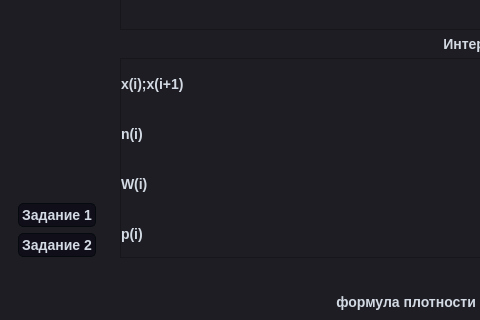
First picture: the form in interface.ui, repository T-LORE/tv_lr6, before the edit; both pictures show x 0 to 480 and y 204 to 524 of the 1151 by 867 pixel window.
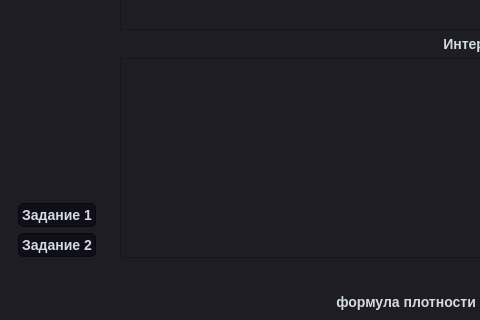
Second picture: the form after the edit. The open tabs and pages were chosen to show the change.

Commit message: Красивые таблички

What changed in the file:
```diff
--- a/interface.ui
+++ b/interface.ui
@@ -857,13 +857,13 @@
                  <bool>true</bool>
                 </attribute>
                 <attribute name="verticalHeaderVisible">
-                 <bool>true</bool>
+                 <bool>false</bool>
                 </attribute>
                 <attribute name="verticalHeaderDefaultSectionSize">
                  <number>50</number>
                 </attribute>
                 <attribute name="verticalHeaderStretchLastSection">
-                 <bool>true</bool>
+                 <bool>false</bool>
                 </attribute>
                 <row>
                  <property name="text">
```
Left out of the diff: 4 changed lines with no effect on the pictures. The commit also changes 1 other file.
